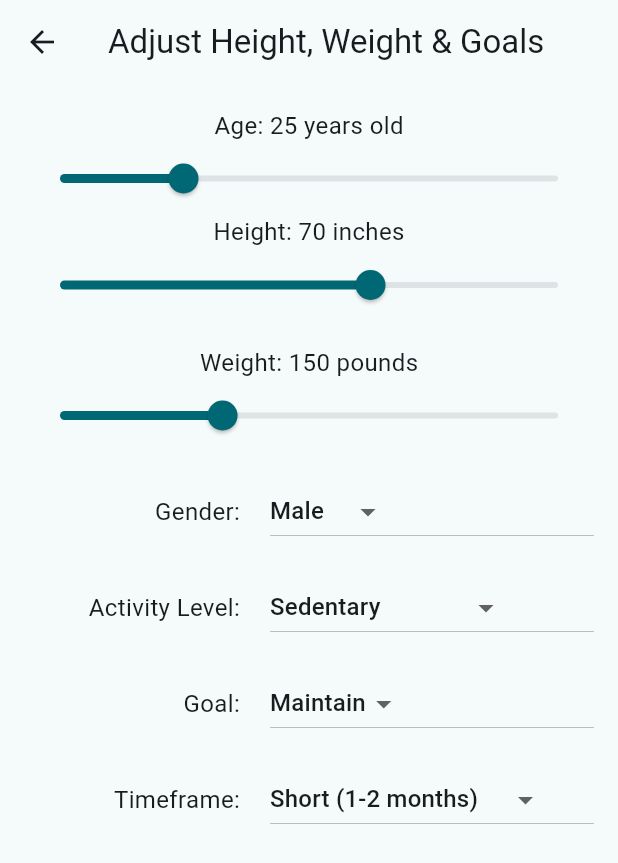
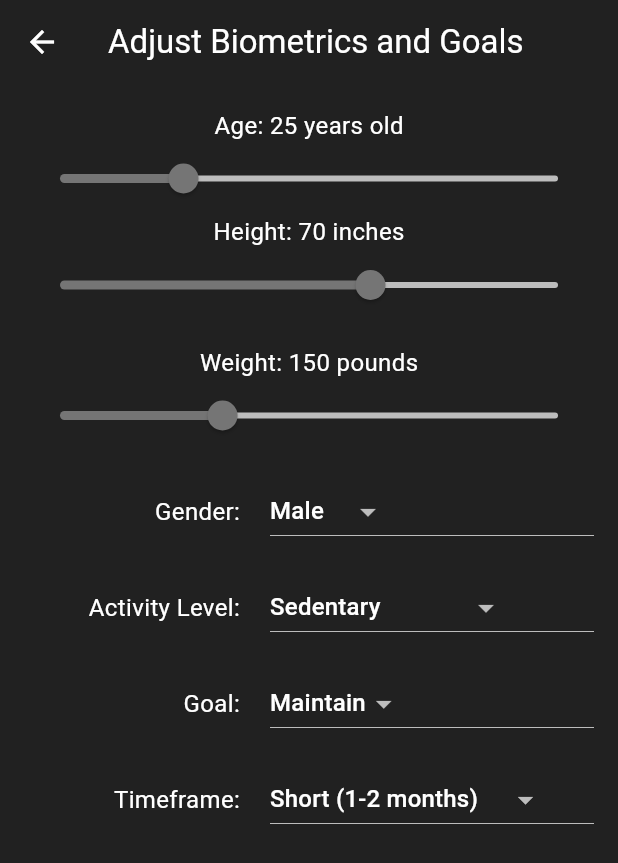
Before and after one commit to dumrich/MacroMate, a Flutter app: the screen it shows after launch, after a tap on the "input" icon, on a phone screen of 412 x 824 dp. Shown: the top 863 px of the screen. Run offline on Flutter 3.47's test engine with Material 3 defaults, Android fonts, the light colour scheme and no system bars.

Commit message:
Adjust color scheme of app

```diff
--- a/app/macromate/lib/main.dart
+++ b/app/macromate/lib/main.dart
@@ -13,13 +13,41 @@
   runApp(
     ChangeNotifierProvider(
       create: (_) => userInputState, // Provide the UserInputState to the widget tree
-      child: const MyApp(),
+      child: MyApp(),
     ),
   );
 }
 
+final blackColorScheme = ColorScheme(
+    brightness: Brightness.dark,
+    primary: Colors.grey.shade600,
+    onPrimary: Colors.white,
+    primaryContainer: Colors.black,
+    secondary: Colors.grey.shade400,
+    onSecondary: Colors.white,
+    secondaryContainer: Colors.grey.shade700,
+    surface: Colors.grey.shade900,
+    onSurface: Colors.white,
+    error: Colors.redAccent,
+    onError: Colors.white,
+  );
+
+final lightColorScheme = ColorScheme(
+  brightness: Brightness.light,
+  primary: Colors.grey.shade300,
+  onPrimary: Colors.black,
+  primaryContainer: Colors.white,
+  secondary: Colors.grey.shade500,
+  onSecondary: Colors.black,
+  secondaryContainer: Colors.grey.shade200,
+  surface: Colors.grey.shade800,
+  onSurface: Colors.black,
+  error: Colors.red.shade400,
+  onError: Colors.white,
+);
+
 class MyApp extends StatelessWidget {
-  const MyApp({super.key});
+  MyApp({super.key});
 
   // This widget is the root of your application.
   @override
@@ -27,7 +55,7 @@
     return MaterialApp(
       title: 'Flutter Demo',
       theme: ThemeData(
-        colorScheme: ColorScheme.fromSeed(seedColor: Colors.grey),
+        colorScheme: blackColorScheme,
         useMaterial3: true,
       ),
       initialRoute: '/',
--- a/app/macromate/lib/screens/chatbot_screen.dart
+++ b/app/macromate/lib/screens/chatbot_screen.dart
@@ -1,24 +1,58 @@
 import 'package:flutter/material.dart';
+import 'package:provider/provider.dart';
+import '../models/user_input_state.dart';
 
 class ChatbotScreen extends StatelessWidget {
   const ChatbotScreen({super.key});
 
   @override
   Widget build(BuildContext context) {
+    var userInputState = Provider.of<UserInputState>(context);
+
     return Scaffold(
       appBar: AppBar(
-        title: Text('Home Screen'),
+        title: const Text('Home Screen'),
         leading: IconButton(
-          icon: Icon(Icons.input),
+          icon: const Icon(Icons.input),
           onPressed: () {
             Navigator.pushNamed(context, '/user_input');
           },
         ),
       ),
-      body: const Center(
-        child: Text(
-          'Not implemented',
-          style: TextStyle(fontSize: 24),
+      body: Center(
+        child: Column(
+          mainAxisAlignment: MainAxisAlignment.center,
+          crossAxisAlignment: CrossAxisAlignment.center,
+          children: [
+            Text(
+              'Age: ${userInputState.age.toInt()}',
+              style: const TextStyle(fontSize: 24),
+            ),
+            Text(
+              'Height: ${userInputState.height.toInt()}',
+              style: const TextStyle(fontSize: 24),
+            ),
+            Text(
+              'Weight: ${userInputState.weight.toInt()}',
+              style: const TextStyle(fontSize: 24),
+            ),
+            Text(
+              'Gender: ${userInputState.selectedGender}',
+              style: const TextStyle(fontSize: 24),
+            ),
+            Text(
+              'Activity Level: ${userInputState.selectedActivityLevel}',
+              style: const TextStyle(fontSize: 24),
+            ),
+            Text(
+              'Goal: ${userInputState.selectedGoal}',
+              style: const TextStyle(fontSize: 24),
+            ),
+            Text(
+              'Time Frame: ${userInputState.selectedTimeFrame}',
+              style: const TextStyle(fontSize: 24),
+            ),
+          ],
         ),
       ),
     );
--- a/app/macromate/lib/screens/menu_screen.dart
+++ b/app/macromate/lib/screens/menu_screen.dart
@@ -8,12 +8,13 @@ class UserInputScreen extends StatelessWidget {
   @override
   Widget build(BuildContext context) {
     var userInputState = Provider.of<UserInputState>(context);
+    var colorScheme = Theme.of(context).colorScheme;
 
     return Scaffold(
       appBar: AppBar(
-        title: const Text('Adjust Height, Weight & Goals'),
+        title: const Text('Adjust Biometrics and Goals'),
         leading: IconButton(
-          icon: Icon(Icons.arrow_back),
+          icon: const Icon(Icons.arrow_back),
           onPressed: () {
             Navigator.pop(context); // Go back to Home Screen
           },
@@ -27,6 +28,7 @@ class UserInputScreen extends StatelessWidget {
             // Age Slider
             Text('Age: ${userInputState.age.toInt()} years old', style: const TextStyle(fontSize: 16)),
             Slider(
+              inactiveColor: colorScheme.secondary,
               value: userInputState.age,
               min: 1, // Minimum age
               max: 99, // Maximum age
@@ -40,6 +42,7 @@ class UserInputScreen extends StatelessWidget {
             // Height Slider
             Text('Height: ${userInputState.height.toInt()} inches', style: const TextStyle(fontSize: 16)),
             Slider(
+              inactiveColor: colorScheme.secondary,
               value: userInputState.height,
               min: 20, // Minimum height in inches
               max: 100, // Maximum height in inches
@@ -55,6 +58,7 @@ class UserInputScreen extends StatelessWidget {
             //Weight Slider
             Text('Weight: ${userInputState.weight.toInt()} pounds', style: const TextStyle(fontSize: 16)),
             Slider(
+              inactiveColor: colorScheme.secondary,
               value: userInputState.weight,
               min: 30, // Minimum height in pounds
               max: 400, // Maximum height in pounds
```
Also changed, not shown: 1 other file.
